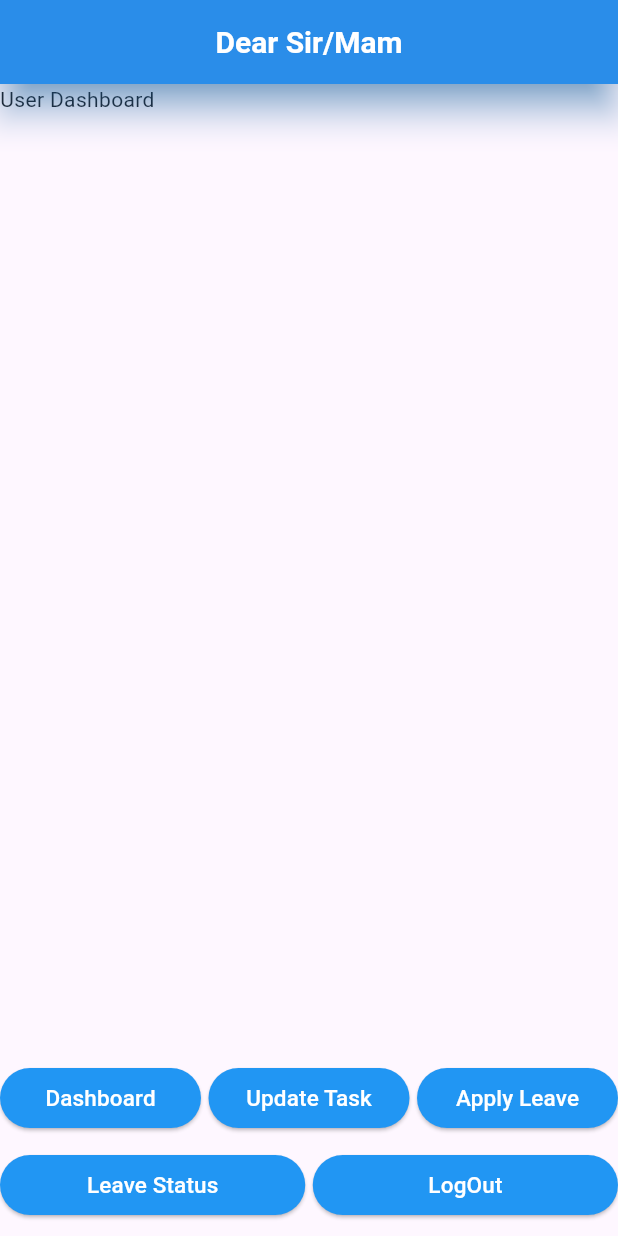
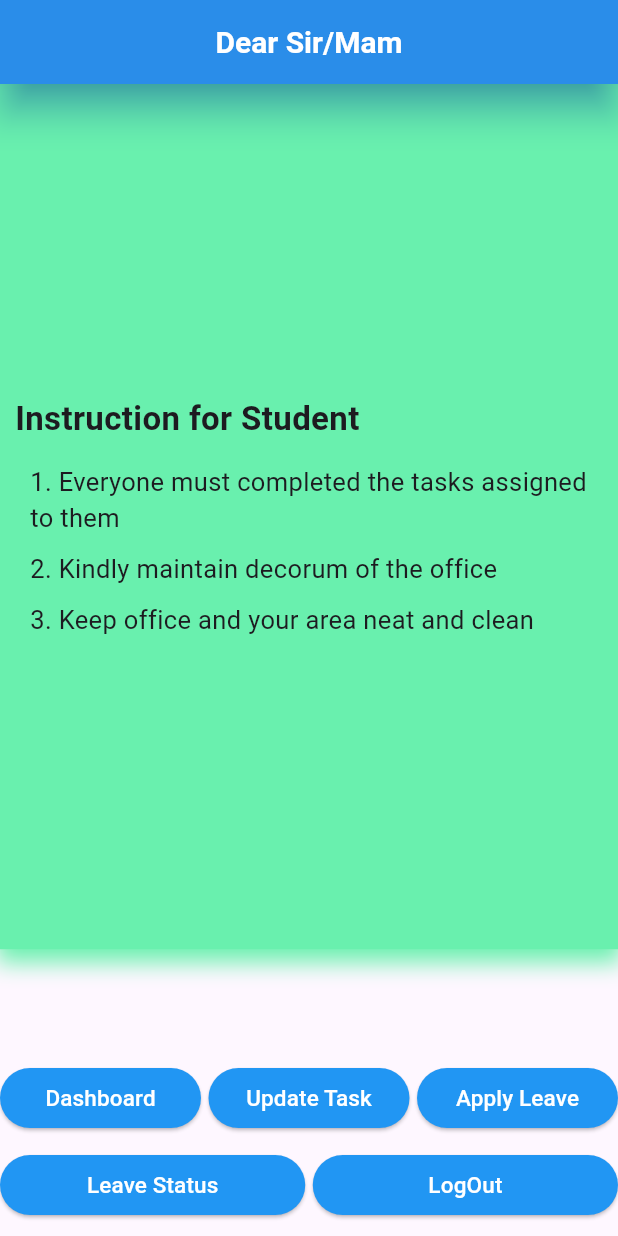
Before and after one commit to IAftabRehman/Task-Management-System, a Flutter app: the screen it shows after launch, on a phone screen of 412 x 824 dp. Run offline on Flutter 3.47's test engine with Material 3 defaults, Android fonts, the phone set to English and light mode, and no system bars; our stand-ins replace cloud_firestore, firebase_auth, firebase_core; accounts and stored records are empty.

Commit message:
Working with updateTask.dart and userDashboard.dart

```diff
--- a/lib/models/createTaskModel.dart
+++ b/lib/models/createTaskModel.dart
@@ -4,26 +4,29 @@ CreateTaskModel createTaskModelFromJson(String str) => CreateTaskModel.fromJson(
 
 
 class CreateTaskModel {
-  final String? docId;
+  final String? taskId;
   final String? description;
   final String? userName;
   final String? startDate;
   final String? endDate;
+  final String? status;
 
   CreateTaskModel({
-    this.docId,
+    this.taskId,
     this.description,
     this.userName,
     this.startDate,
     this.endDate,
+    this.status,
   });
 
   factory CreateTaskModel.fromJson(Map<String, dynamic> json) => CreateTaskModel(
-    docId: json["docId"],
+    taskId: json["docId"],
     description: json["description"],
     userName: json["userName"],
     startDate: json["startDate"],
     endDate: json["endDate"],
+    status: json["status"],
   );
 
   Map<String, dynamic> toJson(String docId) => {
@@ -32,5 +35,6 @@ class CreateTaskModel {
     "userName": userName,
     "startDate": startDate,
     "endDate": endDate,
+    "status": status,
   };
 }
--- a/lib/providers/createTask_provider.dart
+++ b/lib/providers/createTask_provider.dart
@@ -74,7 +74,7 @@ class createTask_provider with ChangeNotifier {
       notifyListeners();
 
       await CreateTaskServices().createTask(CreateTaskModel(
-        docId: DateTime.now().millisecondsSinceEpoch.toString(),
+        taskId: DateTime.now().millisecondsSinceEpoch.toString(),
         userName: selectedName.toString(),
         description: descriptionController.text,
         startDate: startDateText.toString(),
--- a/lib/providers/user_provider.dart
+++ b/lib/providers/user_provider.dart
@@ -1,14 +1,15 @@
 import 'package:flutter/material.dart';
 
 class user_provider with ChangeNotifier{
+
+  // User Main Dashboard
   int _selectedIndex = 0;
-
   int get selectedIndex => _selectedIndex;
-
   void changeIndex(int newIndex) {
     _selectedIndex = newIndex;
     notifyListeners();
   }
 
 
+  // Simple User Dashboard
 }
--- a/lib/screens/usersScreens/userDashboard.dart
+++ b/lib/screens/usersScreens/userDashboard.dart
@@ -1,4 +1,6 @@
 import 'package:flutter/material.dart';
+import 'package:provider/provider.dart';
+import 'package:task_management_system/providers/user_provider.dart';
 
 class userDashboard extends StatefulWidget {
   const userDashboard({super.key});
@@ -10,11 +12,47 @@ class userDashboard extends StatefulWidget {
 class _userDashboardState extends State<userDashboard> {
   @override
   Widget build(BuildContext context) {
+    double mediaHeight = MediaQuery.of(context).size.height;
     return Scaffold(
-      body: Column(
-        children: [
-          Text("User Dashboard")
-        ],
+      body: Container(
+        height: mediaHeight * 0.7,
+        width: double.infinity,
+        decoration: BoxDecoration(
+          color: Colors.greenAccent,
+          boxShadow: [
+            BoxShadow(
+              color: Colors.greenAccent,
+              spreadRadius: 3,
+              blurRadius: 12,
+              offset: const Offset(0, 6),
+            ),
+          ],
+        ),
+        child: Column(
+            mainAxisAlignment: MainAxisAlignment.center,
+            crossAxisAlignment: CrossAxisAlignment.start,
+            children: [
+              Padding(
+                padding: const EdgeInsets.only(left: 10, right: 5),
+                child: Text("Instruction for Student", style: TextStyle(fontSize: 22, fontWeight: FontWeight.bold)),
+              ),
+              SizedBox(height: 15),
+              Padding(
+                padding: const EdgeInsets.only(left: 20, right: 5),
+                child: Column(
+                  mainAxisAlignment: MainAxisAlignment.start,
+                  crossAxisAlignment: CrossAxisAlignment.start,
+                  children: [
+                    Text("1. Everyone must completed the tasks assigned to them", style: TextStyle(fontSize: 17)),
+                    SizedBox(height: 10),
+                    Text("2. Kindly maintain decorum of the office", style: TextStyle(fontSize: 17)),
+                    SizedBox(height: 10),
+                    Text("3. Keep office and your area neat and clean", style: TextStyle(fontSize: 17)),
+                  ],
+                ),
+              ),
+            ],
+        ),
       ),
     );
   }
--- a/lib/services/createTaskServices.dart
+++ b/lib/services/createTaskServices.dart
@@ -5,7 +5,7 @@ class CreateTaskServices {
   // Create Task
   Future<void> createTask(CreateTaskModel model) async {
     return await FirebaseFirestore.instance.collection("createTaskCollection")
-        .doc(model.docId)
-        .set(model.toJson(model.docId.toString()));
+        .doc(model.taskId)
+        .set(model.toJson(model.taskId.toString()));
   }
 }
```
Also changed, not shown: lib/screens/usersScreens/updateTask.dart (+31 -4 lines).
